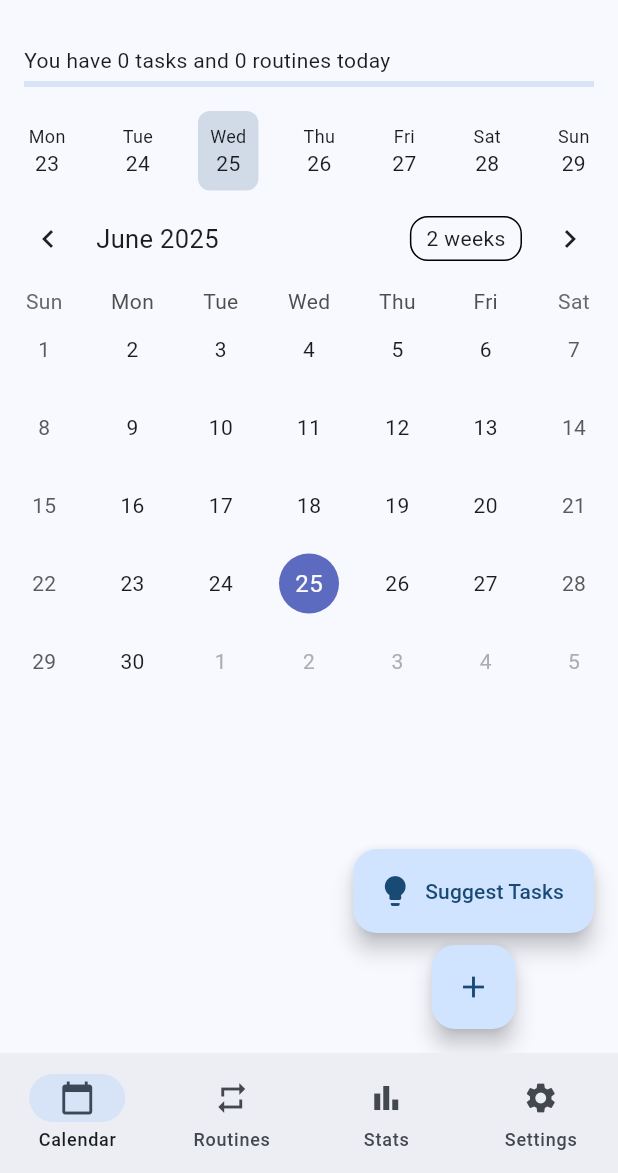
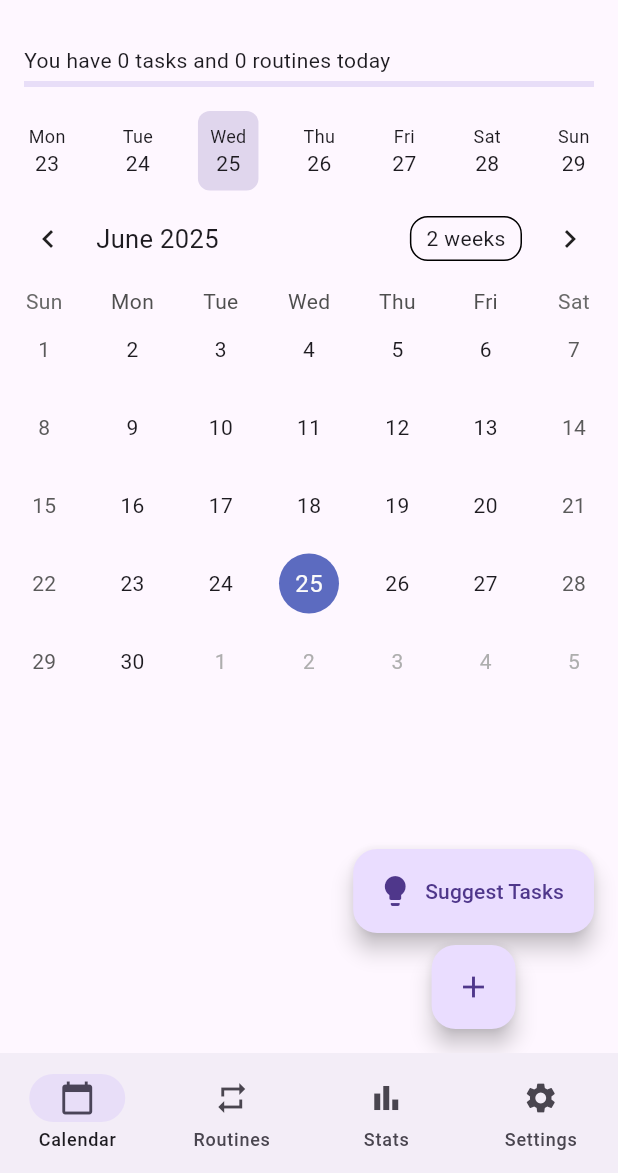
Before and after one commit to Cesi21/Life_Planner, a Flutter app: the screen it shows after launch, on a phone screen of 412 x 824 dp, the part 63-1236 px from its top. Run offline on Flutter 3.47's test engine with Material 3 defaults, Android fonts, the phone set to English and light mode, and no system bars; drawn by our look-alikes of table_calendar; our stand-ins replace fl_chart, flutter_local_notifications, hive, hive_flutter, timezone; accounts and stored records are empty.

Commit message:
Implement theme switch and enhanced routine timer

```diff
--- a/lib/main.dart
+++ b/lib/main.dart
@@ -34,28 +34,23 @@ class PlannerApp extends StatelessWidget {
       valueListenable: settingsBox.listenable(),
       builder: (context, box, _) {
         final theme = AppTheme.values[box.get('theme', defaultValue: 0) as int];
-        final customTheme = ThemeData(
-          useMaterial3: true,
-          colorScheme: ColorScheme.fromSeed(seedColor: Colors.deepPurple),
-          brightness: Brightness.light,
-        );
-        final lightTheme = ThemeData(
-          useMaterial3: true,
-          colorScheme: ColorScheme.fromSeed(seedColor: Colors.blue),
-          brightness: Brightness.light,
-        );
+        ThemeMode mode;
+        switch (theme) {
+          case AppTheme.light:
+            mode = ThemeMode.light;
+            break;
+          case AppTheme.dark:
+            mode = ThemeMode.dark;
+            break;
+          default:
+            mode = ThemeMode.system;
+        }
+
         return MaterialApp(
           title: 'Planner',
-          themeMode: theme == AppTheme.dark ? ThemeMode.dark : ThemeMode.light,
-          theme: theme == AppTheme.custom ? customTheme : lightTheme,
-          darkTheme: ThemeData(
-            useMaterial3: true,
-            colorScheme: ColorScheme.fromSeed(
-              seedColor: Colors.blue,
-              brightness: Brightness.dark,
-            ),
-            brightness: Brightness.dark,
-          ),
+          themeMode: mode,
+          theme: ThemeData.light(useMaterial3: true),
+          darkTheme: ThemeData.dark(useMaterial3: true),
           home: const HomePage(),
         );
       },
--- a/lib/models/app_theme.dart
+++ b/lib/models/app_theme.dart
@@ -1 +1 @@
-enum AppTheme { light, dark, custom }
+enum AppTheme { system, light, dark }
```
Also changed, not shown: lib/views/settings_page.dart (+7 -7 lines), lib/widgets/routine_tile.dart (+58 -10 lines).
